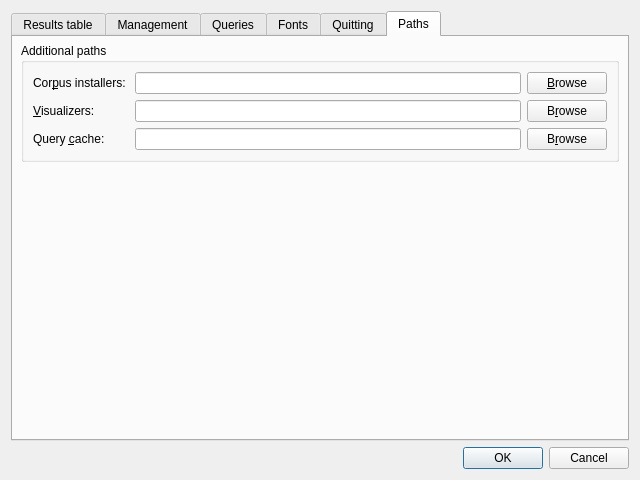
The window that coquery/gui/ui/settings.ui (gkunter/coquery) describes before a commit, drawn with Qt 5.
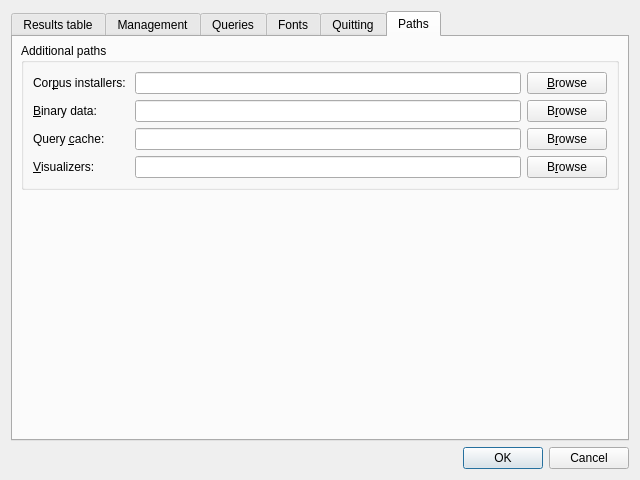
The same window after the commit. The open tabs and pages were chosen to show the change. Icons and pictures are not drawn.

```diff
--- a/coquery/gui/ui/settings.ui
+++ b/coquery/gui/ui/settings.ui
@@ -745,46 +745,8 @@
             </property>
             <property name="icon">
              <iconset theme="folder">
-              <normaloff>.</normaloff>.</iconset>
-            </property>
-            <property name="shortcut">
-             <string>Alt+B</string>
-            </property>
-           </widget>
-          </item>
-          <item row="1" column="0">
-           <widget class="QLabel" name="label_9">
-            <property name="sizePolicy">
-             <sizepolicy hsizetype="Minimum" vsizetype="Minimum">
-              <horstretch>0</horstretch>
-              <verstretch>0</verstretch>
-             </sizepolicy>
-            </property>
-            <property name="text">
-             <string>&amp;Visualizers:</string>
-            </property>
-            <property name="buddy">
-             <cstring>edit_visualizer_path</cstring>
-            </property>
-           </widget>
-          </item>
-          <item row="1" column="1">
-           <widget class="QLineEdit" name="edit_visualizer_path"/>
-          </item>
-          <item row="1" column="2">
-           <widget class="QPushButton" name="button_visualizer_path">
-            <property name="sizePolicy">
-             <sizepolicy hsizetype="Minimum" vsizetype="Fixed">
-              <horstretch>0</horstretch>
-              <verstretch>0</verstretch>
-             </sizepolicy>
-            </property>
-            <property name="text">
-             <string>B&amp;rowse</string>
-            </property>
-            <property name="icon">
-             <iconset theme="folder">
-              <normaloff>.</normaloff>.</iconset>
+              <normaloff/>
+             </iconset>
             </property>
             <property name="shortcut">
              <string>Alt+B</string>
@@ -830,6 +792,69 @@
             </property>
            </widget>
           </item>
+          <item row="3" column="0">
+           <widget class="QLabel" name="label_9">
+            <property name="sizePolicy">
+             <sizepolicy hsizetype="Minimum" vsizetype="Minimum">
+              <horstretch>0</horstretch>
+              <verstretch>0</verstretch>
+             </sizepolicy>
+            </property>
+            <property name="text">
+             <string>&amp;Visualizers:</string>
+            </property>
+            <property name="buddy">
+             <cstring>edit_visualizer_path</cstring>
+            </property>
+           </widget>
+          </item>
+          <item row="3" column="1">
+           <widget class="QLineEdit" name="edit_visualizer_path"/>
+          </item>
+          <item row="3" column="2">
+           <widget class="QPushButton" name="button_visualizer_path">
+            <property name="sizePolicy">
+             <sizepolicy hsizetype="Minimum" vsizetype="Fixed">
+              <horstretch>0</horstretch>
+              <verstretch>0</verstretch>
+             </sizepolicy>
+            </property>
+            <property name="text">
+             <string>B&amp;rowse</string>
+            </property>
+            <property name="icon">
+             <iconset theme="folder">
+              <normaloff/>
+             </iconset>
+            </property>
+            <property name="shortcut">
+             <string>Alt+B</string>
+            </property>
+           </widget>
+          </item>
+          <item row="1" column="0">
+           <widget class="QLabel" name="label_2">
+            <property name="text">
+             <string>&amp;Binary data:</string>
+            </property>
+            <property name="buddy">
+             <cstring>edit_binary_path</cstring>
+            </property>
+           </widget>
+          </item>
+          <item row="1" column="1">
+           <widget class="QLineEdit" name="edit_binary_path"/>
+          </item>
+          <item row="1" column="2">
+           <widget class="QPushButton" name="button_binary_path">
+            <property name="text">
+             <string>B&amp;rowse</string>
+            </property>
+            <property name="icon">
+             <iconset theme="folder"/>
+            </property>
+           </widget>
+          </item>
          </layout>
         </widget>
        </item>
```
Left out of the diff: 14 changed lines with no effect on the pictures.
